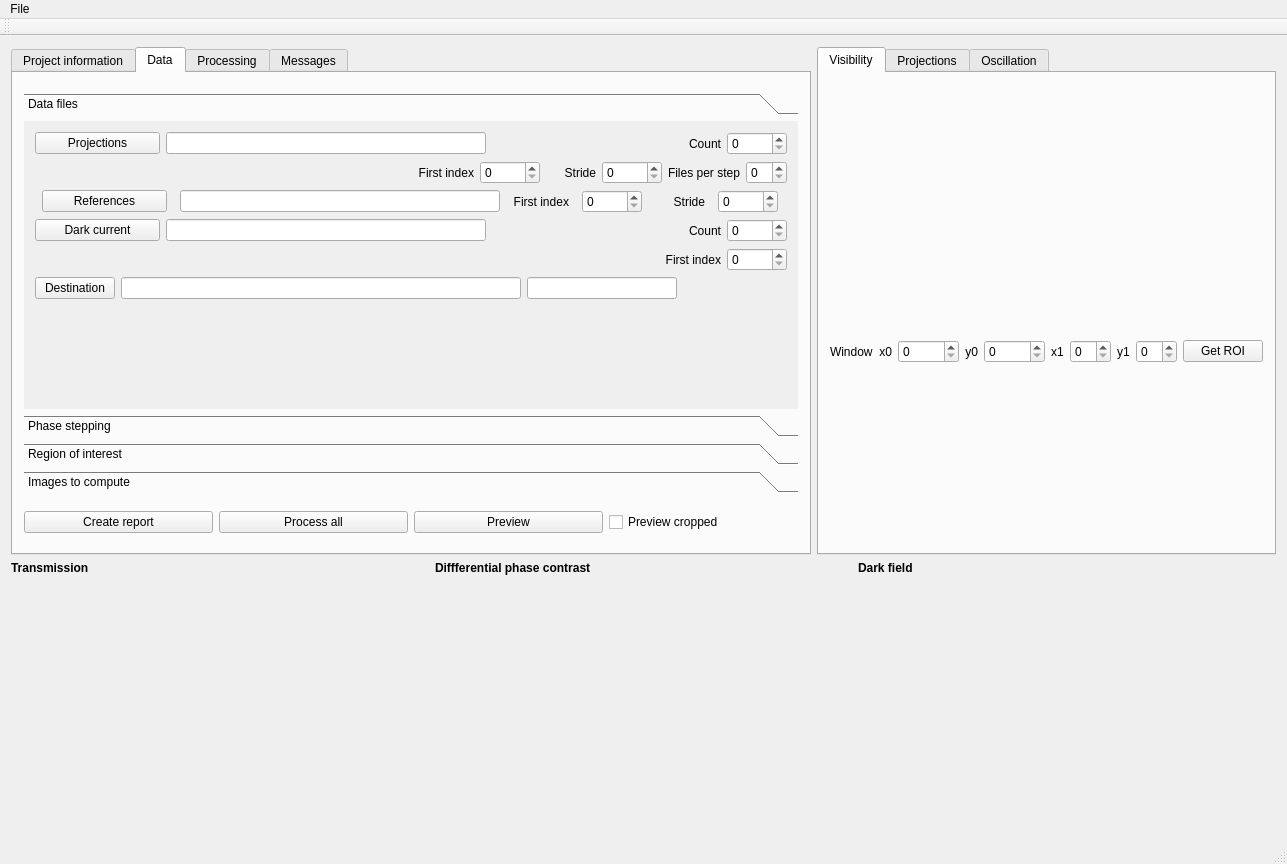
Before: the Qt Designer form gui/qngitool/QtnGITool/ngimainwindow.ui in neutronimaging/nGITool, drawn with Qt 5.
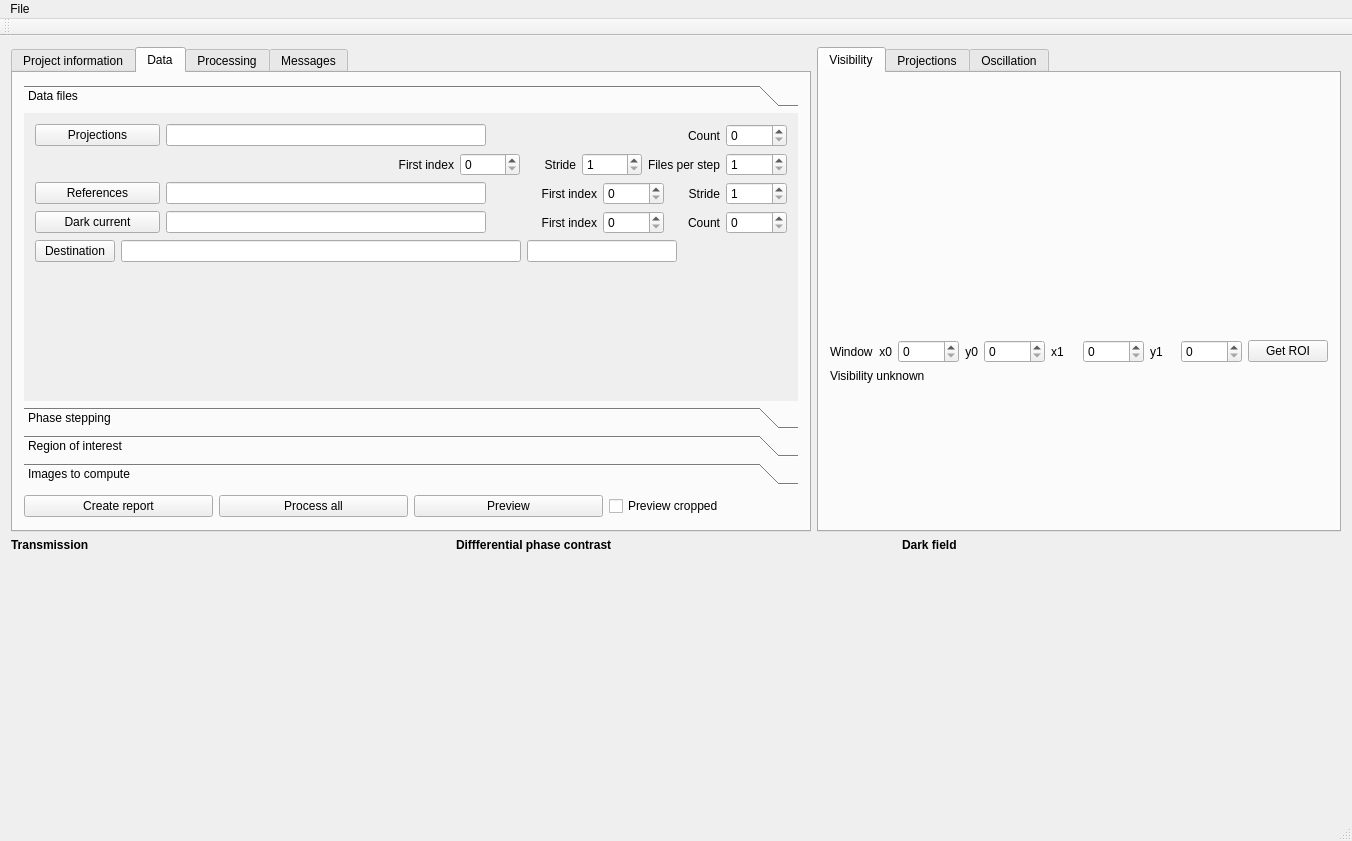
After: the same form once the commit is applied. The open tabs and pages were chosen to show the change. Custom widgets are drawn as their Qt base class.

Commit message: Added callbacks for coordinates, still a bit buggy Added show projections Cropping seems to be strange... Sliding among projections get the wrong one at the end

Diff of the .ui file:
```diff
--- a/gui/qngitool/QtnGITool/ngimainwindow.ui
+++ b/gui/qngitool/QtnGITool/ngimainwindow.ui
@@ -6,8 +6,8 @@
    <rect>
     <x>0</x>
     <y>0</y>
-    <width>1198</width>
-    <height>864</height>
+    <width>1352</width>
+    <height>841</height>
    </rect>
   </property>
   <property name="windowTitle">
@@ -195,8 +195,8 @@
                 <rect>
                  <x>0</x>
                  <y>0</y>
-                 <width>770</width>
-                 <height>269</height>
+                 <width>782</width>
+                 <height>187</height>
                 </rect>
                </property>
                <property name="sizePolicy">
@@ -300,6 +300,9 @@
                         <height>0</height>
                        </size>
                       </property>
+                      <property name="maximum">
+                       <number>10000</number>
+                      </property>
                      </widget>
                     </item>
                    </layout>
@@ -337,6 +340,9 @@
                         <height>0</height>
                        </size>
                       </property>
+                      <property name="maximum">
+                       <number>10000</number>
+                      </property>
                      </widget>
                     </item>
                     <item>
@@ -375,6 +381,12 @@
                         <height>0</height>
                        </size>
                       </property>
+                      <property name="minimum">
+                       <number>1</number>
+                      </property>
+                      <property name="maximum">
+                       <number>10000</number>
+                      </property>
                      </widget>
                     </item>
                     <item>
@@ -389,6 +401,12 @@
                       <property name="toolTip">
                        <string>&lt;html&gt;&lt;head/&gt;&lt;body&gt;&lt;p&gt;Number of images acquired per phase step. Used to increase the count statistics.&lt;/p&gt;&lt;/body&gt;&lt;/html&gt;</string>
                       </property>
+                      <property name="minimum">
+                       <number>1</number>
+                      </property>
+                      <property name="maximum">
+                       <number>10000</number>
+                      </property>
                      </widget>
                     </item>
                    </layout>
@@ -430,6 +448,19 @@
                       </property>
                      </widget>
                     </item>
+                    <item>
+                     <spacer name="horizontalSpacer_5">
+                      <property name="orientation">
+                       <enum>Qt::Horizontal</enum>
+                      </property>
+                      <property name="sizeHint" stdset="0">
+                       <size>
+                        <width>40</width>
+                        <height>20</height>
+                       </size>
+                      </property>
+                     </spacer>
+                    </item>
                     <item>
                      <widget class="QLabel" name="label_15">
                       <property name="sizePolicy">
@@ -466,6 +497,9 @@
                         <height>0</height>
                        </size>
                       </property>
+                      <property name="maximum">
+                       <number>10000</number>
+                      </property>
                      </widget>
                     </item>
                     <item>
@@ -504,6 +538,12 @@
                         <height>0</height>
                        </size>
                       </property>
+                      <property name="minimum">
+                       <number>1</number>
+                      </property>
+                      <property name="maximum">
+                       <number>10000</number>
+                      </property>
                      </widget>
                     </item>
                    </layout>
@@ -559,61 +599,6 @@
                      </spacer>
                     </item>
                     <item>
-                     <widget class="QLabel" name="label_17">
-                      <property name="sizePolicy">
-                       <sizepolicy hsizetype="Fixed" vsizetype="Preferred">
-                        <horstretch>0</horstretch>
-                        <verstretch>0</verstretch>
-                       </sizepolicy>
-                      </property>
-                      <property name="minimumSize">
-                       <size>
-                        <width>50</width>
-                        <height>0</height>
-                       </size>
-                      </property>
-                      <property name="text">
-                       <string>Count</string>
-                      </property>
-                      <property name="alignment">
-                       <set>Qt::AlignRight|Qt::AlignTrailing|Qt::AlignVCenter</set>
-                      </property>
-                     </widget>
-                    </item>
-                    <item>
-                     <widget class="QSpinBox" name="spinDarkCount">
-                      <property name="sizePolicy">
-                       <sizepolicy hsizetype="Fixed" vsizetype="Fixed">
-                        <horstretch>0</horstretch>
-                        <verstretch>0</verstretch>
-                       </sizepolicy>
-                      </property>
-                      <property name="minimumSize">
-                       <size>
-                        <width>60</width>
-                        <height>0</height>
-                       </size>
-                      </property>
-                     </widget>
-                    </item>
-                   </layout>
-                  </item>
-                  <item>
-                   <layout class="QHBoxLayout" name="horizontalLayout_27">
-                    <item>
-                     <spacer name="horizontalSpacer_3">
-                      <property name="orientation">
-                       <enum>Qt::Horizontal</enum>
-                      </property>
-                      <property name="sizeHint" stdset="0">
-                       <size>
-                        <width>550</width>
-                        <height>20</height>
-                       </size>
-                      </property>
-                     </spacer>
-                    </item>
-                    <item>
                      <widget class="QLabel" name="label_18">
                       <property name="sizePolicy">
                        <sizepolicy hsizetype="Fixed" vsizetype="Preferred">
@@ -649,6 +634,50 @@
                         <height>0</height>
                        </size>
                       </property>
+                      <property name="maximum">
+                       <number>10000</number>
+                      </property>
+                     </widget>
+                    </item>
+                    <item>
+                     <widget class="QLabel" name="label_17">
+                      <property name="sizePolicy">
+                       <sizepolicy hsizetype="Fixed" vsizetype="Preferred">
+                        <horstretch>0</horstretch>
+                        <verstretch>0</verstretch>
+                       </sizepolicy>
+                      </property>
+                      <property name="minimumSize">
+                       <size>
+                        <width>50</width>
+                        <height>0</height>
+                       </size>
+                      </property>
+                      <property name="text">
+                       <string>Count</string>
+                      </property>
+                      <property name="alignment">
+                       <set>Qt::AlignRight|Qt::AlignTrailing|Qt::AlignVCenter</set>
+                      </property>
+                     </widget>
+                    </item>
+                    <item>
+                     <widget class="QSpinBox" name="spinDarkCount">
+                      <property name="sizePolicy">
+                       <sizepolicy hsizetype="Fixed" vsizetype="Fixed">
+                        <horstretch>0</horstretch>
+                        <verstretch>0</verstretch>
+                       </sizepolicy>
+                      </property>
+                      <property name="minimumSize">
+                       <size>
+                        <width>60</width>
+                        <height>0</height>
+                       </size>
+                      </property>
+                      <property name="maximum">
+                       <number>10000</number>
+                      </property>
                      </widget>
                     </item>
                    </layout>
@@ -1569,7 +1598,11 @@
                  </widget>
                 </item>
                 <item>
-                 <widget class="QSpinBox" name="spinVisROI2"/>
+                 <widget class="QSpinBox" name="spinVisROI2">
+                  <property name="maximum">
+                   <number>10000</number>
+                  </property>
+                 </widget>
                 </item>
                 <item>
                  <widget class="QLabel" name="label_20">
@@ -1579,7 +1612,11 @@
                  </widget>
                 </item>
                 <item>
-                 <widget class="QSpinBox" name="spinVisROI3"/>
+                 <widget class="QSpinBox" name="spinVisROI3">
+                  <property name="maximum">
+                   <number>10000</number>
+                  </property>
+                 </widget>
                 </item>
                 <item>
                  <widget class="QPushButton" name="buttonGetVisROI">
@@ -1593,6 +1630,13 @@
               <item>
                <layout class="QHBoxLayout" name="horizontalLayout_4"/>
               </item>
+              <item>
+               <widget class="QLabel" name="labelVisibility">
+                <property name="text">
+                 <string>Visibility unknown</string>
+                </property>
+               </widget>
+              </item>
               <item>
                <spacer name="verticalSpacer_6">
                 <property name="orientation">
@@ -1760,8 +1804,8 @@
     <rect>
      <x>0</x>
      <y>0</y>
-     <width>1198</width>
-     <height>22</height>
+     <width>1352</width>
+     <height>24</height>
     </rect>
    </property>
    <widget class="QMenu" name="menuFile">
```
Left out of the diff: 19 changed lines with no effect on the pictures. The commit also changes 2 other files.
